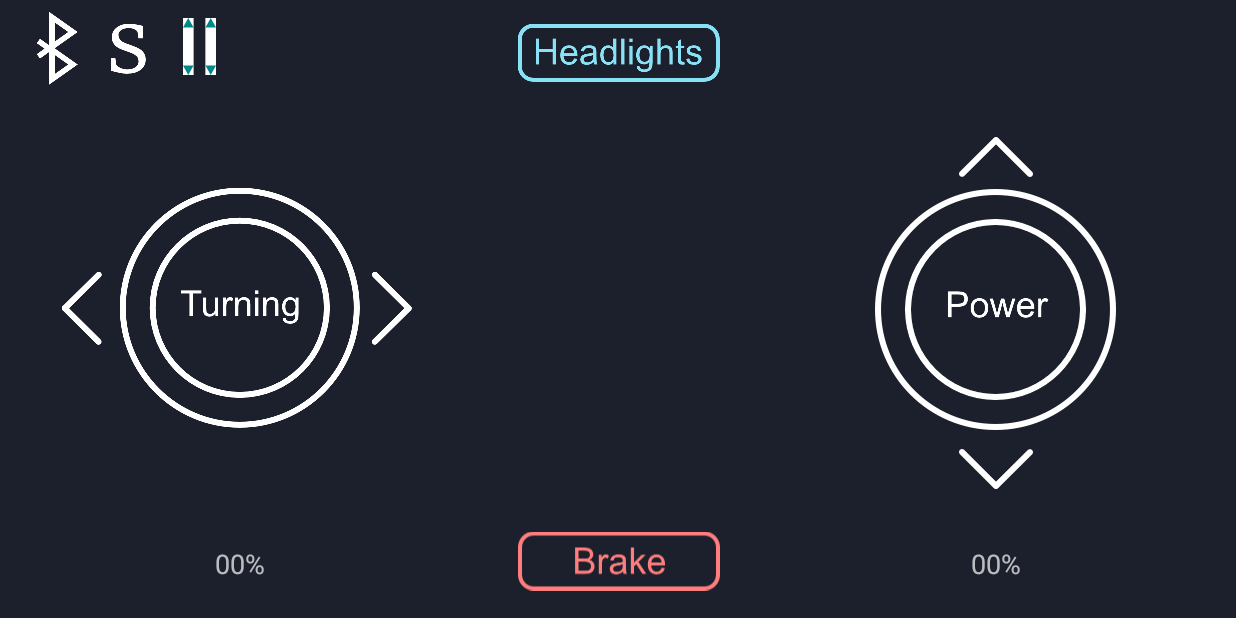
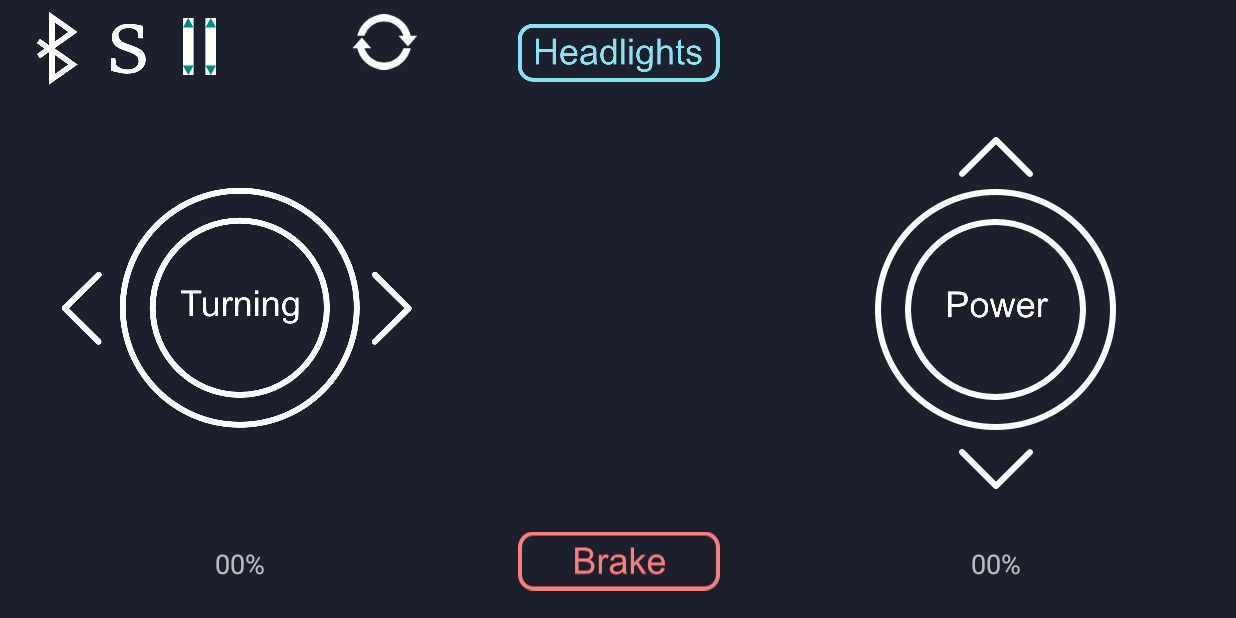
Before and after one commit to gershGit/EGEN-RC-Vehicle, an Android app: the screen it shows after launch (UI_Activity), on a phone screen of 824 x 412 dp (held sideways). Run offline under Robolectric (Android 15) with nearby library versions, the phone set to English and light mode, and no system bars.

Commit message:
Reverse Added
+Added a button and function to allow the direction to be reversed

```diff
--- a/app/src/main/res/layout/activity_ui_.xml
+++ b/app/src/main/res/layout/activity_ui_.xml
@@ -94,6 +94,20 @@
         app:srcCompat="@mipmap/headlights_normal" />
 
     <ImageView
+        android:id="@+id/reverse_button"
+        android:layout_width="49dp"
+        android:layout_height="40dp"
+        android:layout_marginStart="8dp"
+        android:layout_marginTop="8dp"
+        android:layout_marginEnd="8dp"
+        android:onClick="reverseDirection"
+        app:layout_constraintEnd_toEndOf="parent"
+        app:layout_constraintHorizontal_bias="0.294"
+        app:layout_constraintStart_toStartOf="parent"
+        app:layout_constraintTop_toTopOf="parent"
+        app:srcCompat="@mipmap/reverse_off" />
+
+    <ImageView
         android:id="@+id/turnImage"
         android:layout_width="wrap_content"
         android:layout_height="wrap_content"
```
Also changed, not shown: app/src/main/java/com/example/gersh/egencontrol/UI_Activity.java (+26 -11 lines), app/src/main/res/mipmap-xxhdpi/reverse_off.png (added), app/src/main/res/mipmap-xxhdpi/reverse_on.png (added).
